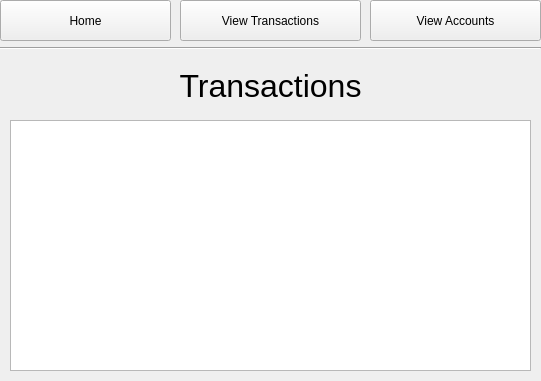
joec2109/OOSD, file OOSD/adminmainwindow.ui: the form before one commit.
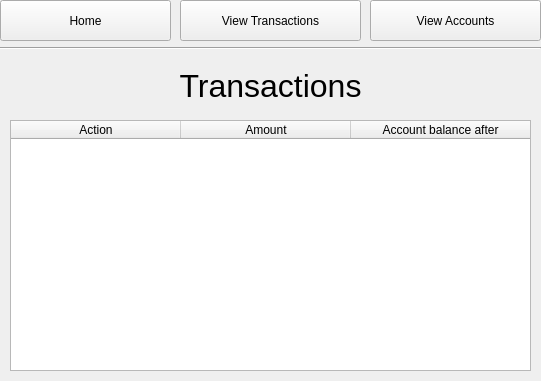
The form after the commit. The open tabs and pages were chosen to show the change.

Commit message: Further updates to admin window

```diff
--- a/OOSD/adminmainwindow.ui
+++ b/OOSD/adminmainwindow.ui
@@ -204,7 +204,7 @@
      </widget>
     </widget>
     <widget class="QWidget" name="transactionsPage">
-     <widget class="QTableView" name="tableView">
+     <widget class="QTableWidget" name="transactionsTable">
       <property name="geometry">
        <rect>
         <x>10</x>
@@ -213,6 +213,45 @@
         <height>251</height>
        </rect>
       </property>
+      <property name="sizeAdjustPolicy">
+       <enum>QAbstractScrollArea::AdjustIgnored</enum>
+      </property>
+      <attribute name="horizontalHeaderVisible">
+       <bool>true</bool>
+      </attribute>
+      <attribute name="horizontalHeaderCascadingSectionResizes">
+       <bool>false</bool>
+      </attribute>
+      <attribute name="horizontalHeaderDefaultSectionSize">
+       <number>170</number>
+      </attribute>
+      <attribute name="horizontalHeaderShowSortIndicator" stdset="0">
+       <bool>false</bool>
+      </attribute>
+      <attribute name="horizontalHeaderStretchLastSection">
+       <bool>true</bool>
+      </attribute>
+      <attribute name="verticalHeaderShowSortIndicator" stdset="0">
+       <bool>false</bool>
+      </attribute>
+      <attribute name="verticalHeaderStretchLastSection">
+       <bool>false</bool>
+      </attribute>
+      <column>
+       <property name="text">
+        <string>Action</string>
+       </property>
+      </column>
+      <column>
+       <property name="text">
+        <string>Amount</string>
+       </property>
+      </column>
+      <column>
+       <property name="text">
+        <string>Account balance after</string>
+       </property>
+      </column>
      </widget>
      <widget class="QLabel" name="WelcomeLabel_2">
       <property name="enabled">
```
Left out of the diff: 4 changed lines with no effect on the pictures. The commit also changes 6 other files.
